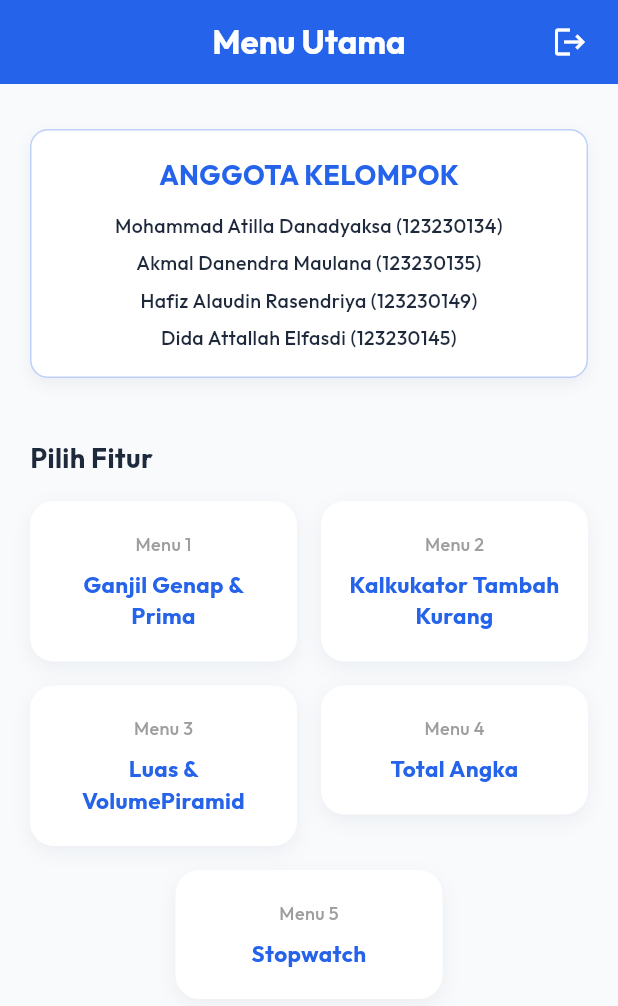
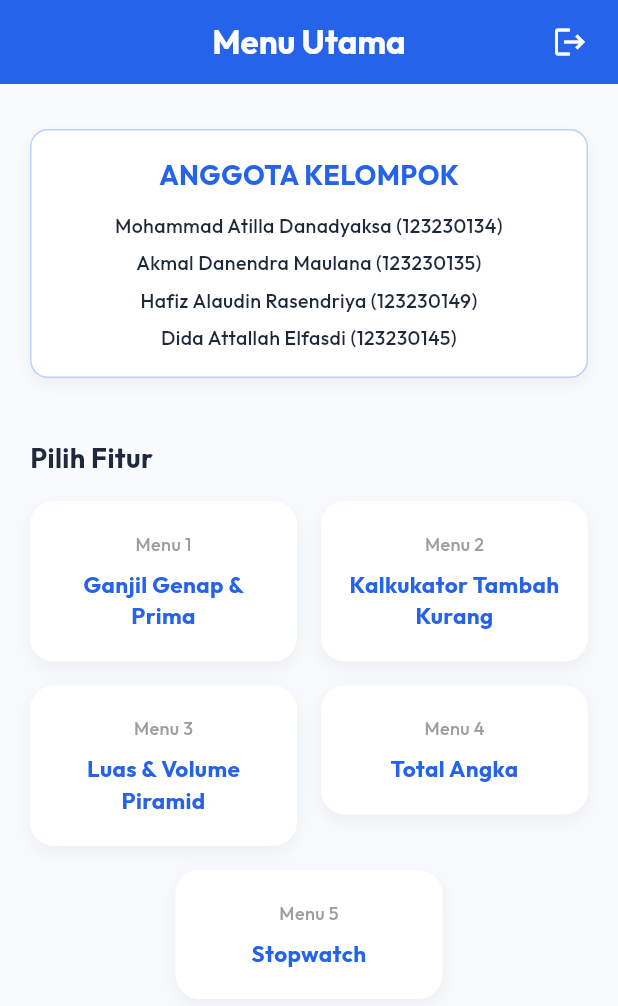
Before and after one commit to akmaldanendra/TPM_TEORI_1, a Flutter app: the screen it shows after launch, on a phone screen of 412 x 824 dp. Shown: the top 1006 px of the screen. Run offline on Flutter 3.47's test engine with Material 3 defaults, Android fonts, the phone set to English and light mode, and no system bars; our stand-ins replace google_fonts.

Commit message:
tadi typo dkit, udh difix

```diff
--- a/lib/pages/home_page.dart
+++ b/lib/pages/home_page.dart
@@ -122,7 +122,7 @@ class HomePage extends StatelessWidget {
                 _buildMenuCard(context, 'Menu 2', 'Kalkukator Tambah Kurang', () {
                   Navigator.push(context, MaterialPageRoute(builder: (context) => TambahKurangPage()));
                 }),
-                _buildMenuCard(context, 'Menu 3', 'Luas & VolumePiramid', () {
+                _buildMenuCard(context, 'Menu 3', 'Luas & Volume Piramid', () {
                   Navigator.push(context, MaterialPageRoute(builder: (context) => PiramidPage()));
                 }),
                 _buildMenuCard(context, 'Menu 4', 'Total Angka', () {
```
